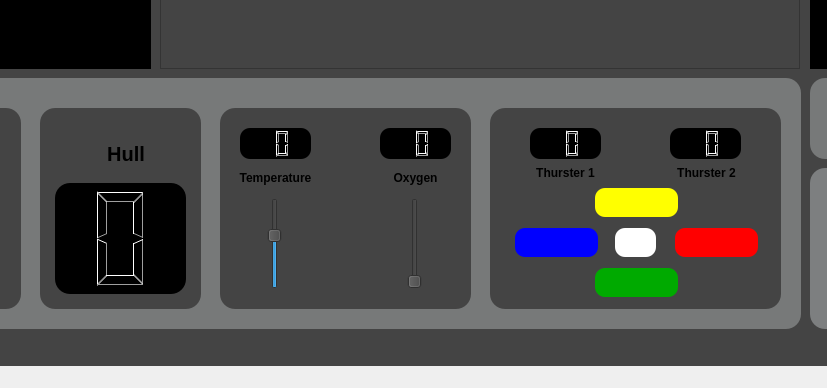
Above: reach_spaceship_controller/mainwindow.ui from SUP3RBOB/project3_section3_group7 before the change; both pictures show x 160 to 987 and y 332 to 720 of the 1280 by 720 pixel window. Below: the same form after it.
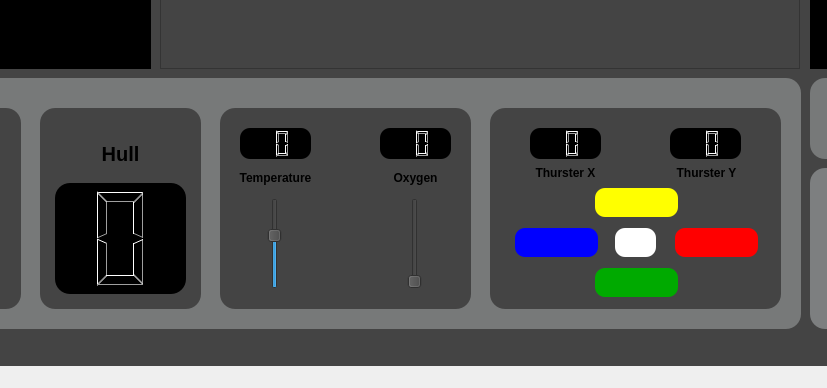
That is the form after the change. Icons and pictures are not drawn.

Commit message:
gave UI elements names
- Gave the required UI elements some names (so we can recognize them in code)

Diff of the .ui file:
```diff
--- a/reach_spaceship_controller/mainwindow.ui
+++ b/reach_spaceship_controller/mainwindow.ui
@@ -481,7 +481,7 @@
 </string>
       </property>
       <property name="text">
-       <string>  Hull</string>
+       <string>Hull</string>
       </property>
       <property name="textFormat">
        <enum>Qt::TextFormat::AutoText</enum>
@@ -758,7 +758,7 @@
 color: rgb(0, 0, 0);</string>
       </property>
       <property name="text">
-       <string>Thurster 1</string>
+       <string>Thurster X</string>
       </property>
       <property name="alignment">
        <set>Qt::AlignmentFlag::AlignCenter</set>
@@ -784,7 +784,7 @@
 color: rgb(0, 0, 0);</string>
       </property>
       <property name="text">
-       <string>Thurster 2</string>
+       <string>Thurster Y</string>
       </property>
       <property name="alignment">
        <set>Qt::AlignmentFlag::AlignCenter</set>
```
Left out of the diff: 42 changed lines with no effect on the pictures.
